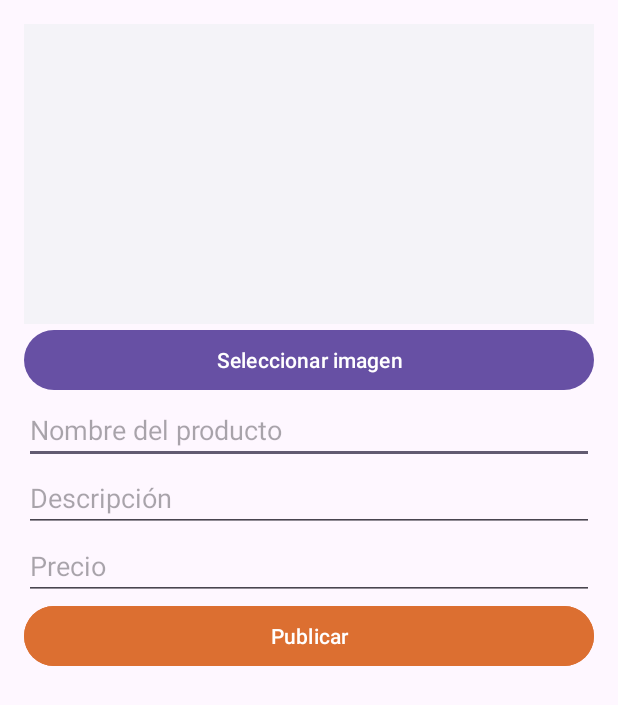
After one commit to CokeVDT/Serezit_TFG, an Android app: the layout activity_add_product.xml on its own in the app's theme, with its tools: preview values and no code run, on a phone screen of 412 x 824 dp. The commit adds this screen. Shown: the top 705 px of the screen. Run offline under Robolectric (Android 15) with nearby library versions, the phone set to English and light mode, and no system bars.

Commit message:
add product and eliminate product

```diff
--- a/app/build.gradle.kts
+++ b/app/build.gradle.kts
@@ -47,7 +47,9 @@ dependencies {
     implementation ("com.squareup.picasso:picasso:2.8")
     implementation ("com.google.firebase:firebase-firestore:24.10.1' // o la última versión")
     implementation ("com.github.bumptech.glide:glide:4.11.0") // para cargar imagen
-    implementation ("com.squareup.okhttp3:okhttp:4.9.1")      // para HTTP requests
+    implementation ("com.squareup.okhttp3:okhttp:4.9.1")
+    implementation ("com.cloudinary:cloudinary-android:2.3.1")
+
 
 
     implementation("com.google.firebase:firebase-database:20.3.0")
--- /dev/null
+++ b/app/src/main/res/layout/activity_add_product.xml
@@ -0,0 +1,47 @@
+<LinearLayout
+    xmlns:android="http://schemas.android.com/apk/res/android"
+    android:layout_width="match_parent"
+    android:layout_height="match_parent"
+    android:orientation="vertical"
+    android:padding="16dp">
+
+    <ImageView
+        android:id="@+id/imagePreview"
+        android:layout_width="match_parent"
+        android:layout_height="200dp"
+        android:scaleType="centerCrop"
+        android:background="@color/lightGrey" />
+
+    <Button
+        android:id="@+id/imageSelectBtn"
+        android:layout_width="match_parent"
+        android:layout_height="wrap_content"
+        android:text="Seleccionar imagen" />
+
+    <EditText
+        android:id="@+id/titleInput"
+        android:hint="Nombre del producto"
+        android:layout_width="match_parent"
+        android:layout_height="wrap_content" />
+
+    <EditText
+        android:id="@+id/descriptionInput"
+        android:hint="Descripción"
+        android:layout_width="match_parent"
+        android:layout_height="wrap_content" />
+
+    <EditText
+        android:id="@+id/priceInput"
+        android:hint="Precio"
+        android:inputType="numberDecimal"
+        android:layout_width="match_parent"
+        android:layout_height="wrap_content" />
+
+    <Button
+        android:id="@+id/publishBtn"
+        android:text="Publicar"
+        android:layout_width="match_parent"
+        android:layout_height="wrap_content"
+        android:backgroundTint="@color/orange"
+        android:textColor="@android:color/white" />
+</LinearLayout>
--- a/app/src/main/res/layout/activity_profile.xml
+++ b/app/src/main/res/layout/activity_profile.xml
@@ -4,6 +4,7 @@
     android:padding="24dp"
     android:gravity="center"
     android:layout_height="match_parent">
+
 
     <TextView
         android:id="@+id/usernameTxt"
```
Also changed, not shown: app/src/main/AndroidManifest.xml (+6 -1 lines), app/src/main/java/com/example/tfg/Activity/AddProductActivity.java (added, +156 -0 lines), app/src/main/java/com/example/tfg/Activity/DetailActivity.java (+72 -38 lines), app/src/main/java/com/example/tfg/Domain/ItemsModel.java (+10 -0 lines), app/src/main/java/com/example/tfg/Fragments/HomeFragment.java (+7 -1 lines), app/src/main/java/com/example/tfg/Fragments/ProfileFragment.java (+33 -2 lines), app/src/main/java/com/example/tfg/ViewModel/MainViewModel.java (+49 -5 lines), app/src/main/java/com/example/tfg/utils/RealPathUtil.java (added, +19 -0 lines), app/src/main/res/layout/activity_detail.xml (+8 -9 lines), app/src/main/res/layout/fragment_profile.xml (+39 -4 lines), app/src/main/java/com/example/tfg/Adapter/PopularAdapter.java (line endings or trailing spaces).
